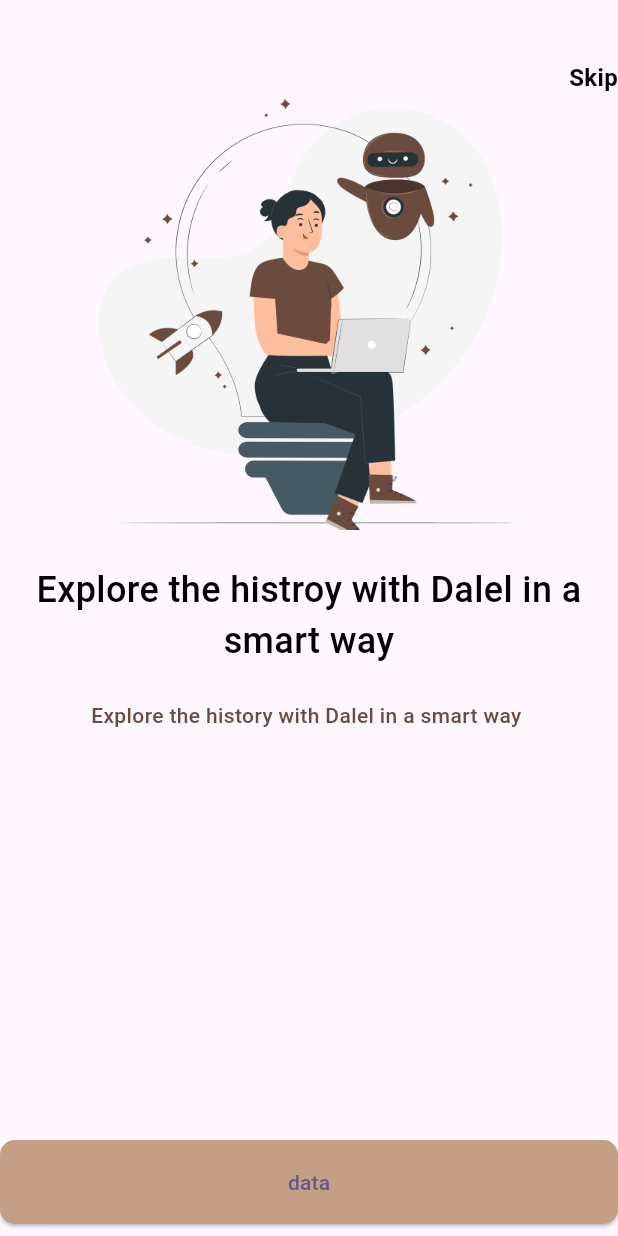
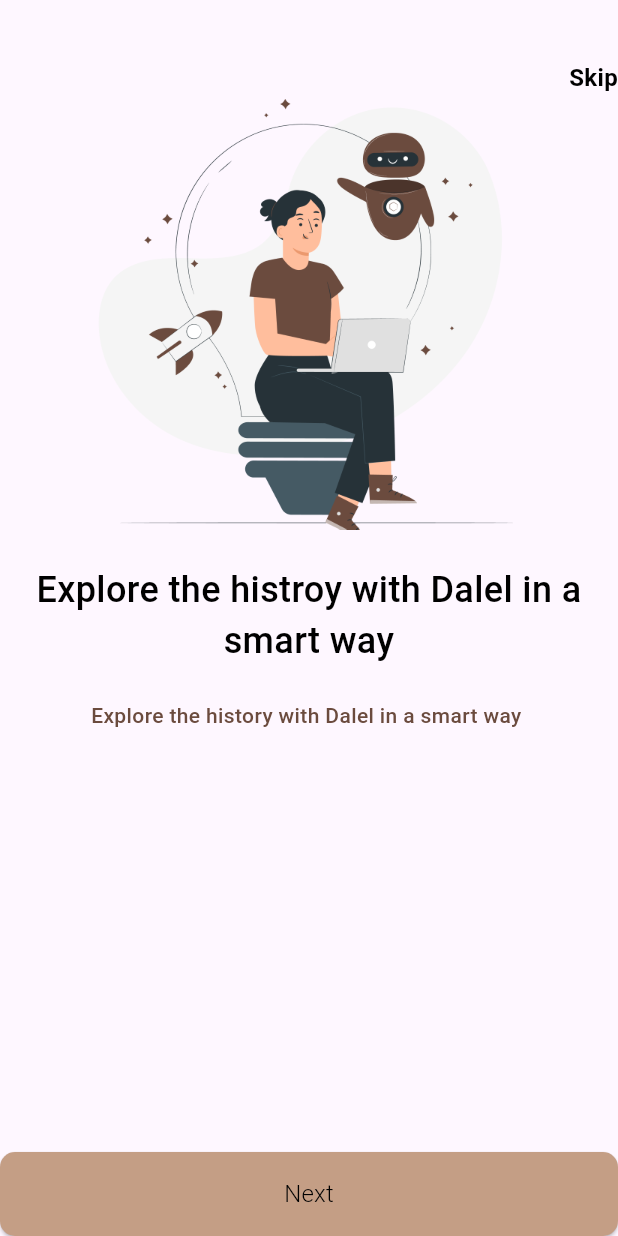
Before and after one commit to ahmdZhran/dalel_app, a Flutter app: the screen it shows after launch, on a phone screen of 412 x 824 dp. Run offline on Flutter 3.47's test engine with Material 3 defaults, Android fonts, the light colour scheme and no system bars; our stand-ins replace go_router; Roboto replaces fonts that are missing (Poppins).

Commit message:
displaye buttons

```diff
--- a/lib/core/router/app_router.dart
+++ b/lib/core/router/app_router.dart
@@ -15,7 +15,7 @@ final GoRouter router = GoRouter(
       builder: (context, state) => const OnBoardingView(),
     ),
     GoRoute(
-      path: '/SignUpView',
+      path: '/signUpView',
       builder: (context, state) => const SignUpView(),
     )
   ],
--- a/lib/features/on_boarding/presentaion/view/on_bording_view.dart
+++ b/lib/features/on_boarding/presentaion/view/on_bording_view.dart
@@ -1,3 +1,4 @@
+import 'package:dalel_app/core/functions/navigator_method.dart';
 import 'package:dalel_app/core/utls/app_strings.dart';
 import 'package:dalel_app/core/utls/text_styles.dart';
 import 'package:dalel_app/core/widgets/custom_button.dart';
@@ -43,25 +44,26 @@ class _OnBoardingViewState extends State<OnBoardingView> {
               ? Column(
                   children: [
                     CustomElevatedButton(
-                      onPressed: () {},
+                      onPressed: () {
+                        customNavigate(context, '/signUpView');
+                      },
                       text: const Text(
-                        AppStrings.skip,
+                        AppStrings.createAccount,
                         style: CustomTextStyles.poppins300style16,
                       ),
                     ),
-                    const Text(AppStrings.loginNow)
                   ],
                 )
-              : Padding(
-                  padding: const EdgeInsets.only(bottom: 8.0),
-                  child: CustomElevatedButton(
+              : CustomElevatedButton(
                   onPressed: () {
                     _controller.nextPage(
                       duration: const Duration(microseconds: 200),
                       curve: Curves.bounceIn,
                     );
                   },
-                    text: const Text('data'),
+                  text: const Text(
+                    'Next',
+                    style: CustomTextStyles.poppins300style16,
                   ),
                 )
         ],
```
Lines whose indentation alone changed are shown as unchanged.
